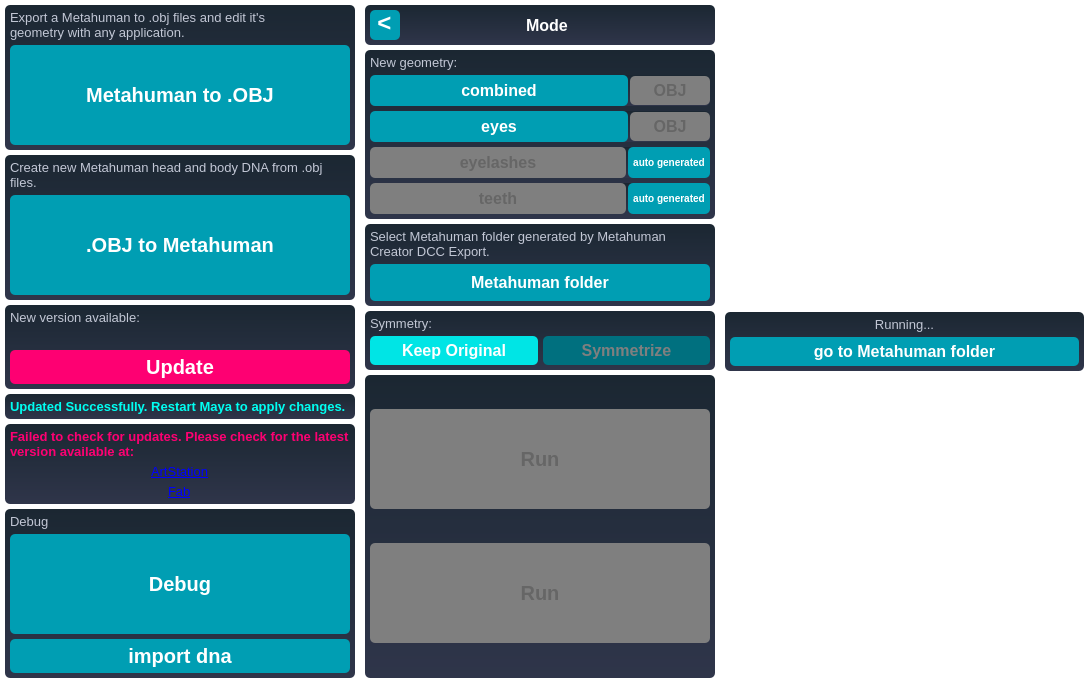
Qt form MetaHumanExtraTools/met_main_window.ui (virtual-pancakes/met) before a commit.
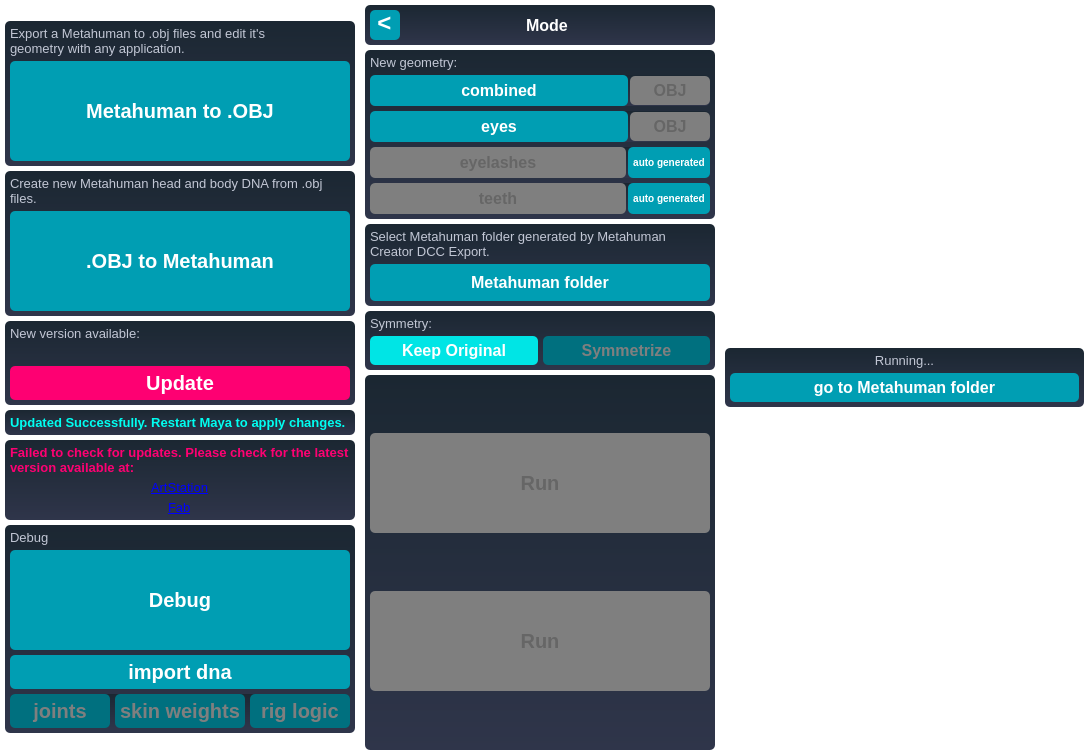
The same form after that commit. Icons and pictures are not drawn.

Commit message: 1.2 ready, fixed issue with finger joint orientations

Diff of the .ui file:
```diff
--- a/MetaHumanExtraTools/met_main_window.ui
+++ b/MetaHumanExtraTools/met_main_window.ui
@@ -7,7 +7,7 @@
     <x>0</x>
     <y>0</y>
     <width>1089</width>
-    <height>605</height>
+    <height>755</height>
    </rect>
   </property>
   <property name="sizePolicy">
@@ -976,6 +976,174 @@
             </property>
            </widget>
           </item>
+          <item>
+           <widget class="QFrame" name="frame_5">
+            <property name="frameShape">
+             <enum>QFrame::StyledPanel</enum>
+            </property>
+            <property name="frameShadow">
+             <enum>QFrame::Raised</enum>
+            </property>
+            <layout class="QHBoxLayout" name="horizontalLayout_8">
+             <property name="spacing">
+              <number>5</number>
+             </property>
+             <property name="leftMargin">
+              <number>0</number>
+             </property>
+             <property name="topMargin">
+              <number>0</number>
+             </property>
+             <property name="rightMargin">
+              <number>0</number>
+             </property>
+             <property name="bottomMargin">
+              <number>0</number>
+             </property>
+             <item>
+              <widget class="QPushButton" name="joints_button">
+               <property name="styleSheet">
+                <string notr="true">/*-----QPushButton-----*/
+QPushButton
+{
+	background-color: hsv(187, 100%, 50%);
+	color: hsv(0, 0, 50%);
+	font-weight: bold;
+	border: none;
+	border-radius: 5px;
+}
+QPushButton::hover
+{
+	background-color: qlineargradient(spread:pad, x1:1, y1:0, x2:0, y2:1, stop:0 hsv(187, 100%, 50%),stop:1 hsv(180, 100%, 70%));
+}
+QPushButton::pressed
+{
+	background-color: hsv(180, 100%, 100%);
+color: rgb(255, 255, 255);
+}
+
+QPushButton::checked
+{
+	color: rgb(255, 255, 255);
+	background-color: hsv(180, 100%, 90%);
+}
+QPushButton::checked::hover
+{
+	background-color: qlineargradient(spread:pad, x1:1, y1:0, x2:0, y2:1, stop:0 hsv(180, 100%, 90%),stop:1 hsv(180, 100%, 100%));
+}
+QPushButton::checked::pressed
+{
+	background-color: hsv(180, 100%, 100%);
+}</string>
+               </property>
+               <property name="text">
+                <string>joints</string>
+               </property>
+               <property name="checkable">
+                <bool>true</bool>
+               </property>
+               <property name="checked">
+                <bool>false</bool>
+               </property>
+              </widget>
+             </item>
+             <item>
+              <widget class="QPushButton" name="skinweights_button">
+               <property name="styleSheet">
+                <string notr="true">/*-----QPushButton-----*/
+QPushButton
+{
+	background-color: hsv(187, 100%, 50%);
+	color: hsv(0, 0, 50%);
+	font-weight: bold;
+	border: none;
+	border-radius: 5px;
+}
+QPushButton::hover
+{
+	background-color: qlineargradient(spread:pad, x1:1, y1:0, x2:0, y2:1, stop:0 hsv(187, 100%, 50%),stop:1 hsv(180, 100%, 70%));
+}
+QPushButton::pressed
+{
+	background-color: hsv(180, 100%, 100%);
+color: rgb(255, 255, 255);
+}
+
+QPushButton::checked
+{
+	color: rgb(255, 255, 255);
+	background-color: hsv(180, 100%, 90%);
+}
+QPushButton::checked::hover
+{
+	background-color: qlineargradient(spread:pad, x1:1, y1:0, x2:0, y2:1, stop:0 hsv(180, 100%, 90%),stop:1 hsv(180, 100%, 100%));
+}
+QPushButton::checked::pressed
+{
+	background-color: hsv(180, 100%, 100%);
+}</string>
+               </property>
+               <property name="text">
+                <string>skin weights</string>
+               </property>
+               <property name="checkable">
+                <bool>true</bool>
+               </property>
+               <property name="checked">
+                <bool>false</bool>
+               </property>
+              </widget>
+             </item>
+             <item>
+              <widget class="QPushButton" name="riglogic_button">
+               <property name="styleSheet">
+                <string notr="true">/*-----QPushButton-----*/
+QPushButton
+{
+	background-color: hsv(187, 100%, 50%);
+	color: hsv(0, 0, 50%);
+	font-weight: bold;
+	border: none;
+	border-radius: 5px;
+}
+QPushButton::hover
+{
+	background-color: qlineargradient(spread:pad, x1:1, y1:0, x2:0, y2:1, stop:0 hsv(187, 100%, 50%),stop:1 hsv(180, 100%, 70%));
+}
+QPushButton::pressed
+{
+	background-color: hsv(180, 100%, 100%);
+color: rgb(255, 255, 255);
+}
+
+QPushButton::checked
+{
+	color: rgb(255, 255, 255);
+	background-color: hsv(180, 100%, 90%);
+}
+QPushButton::checked::hover
+{
+	background-color: qlineargradient(spread:pad, x1:1, y1:0, x2:0, y2:1, stop:0 hsv(180, 100%, 90%),stop:1 hsv(180, 100%, 100%));
+}
+QPushButton::checked::pressed
+{
+	background-color: hsv(180, 100%, 100%);
+}</string>
+               </property>
+               <property name="text">
+                <string>rig logic</string>
+               </property>
+               <property name="checkable">
+                <bool>true</bool>
+               </property>
+               <property name="checked">
+                <bool>false</bool>
+               </property>
+              </widget>
+             </item>
+            </layout>
+           </widget>
+          </item>
          </layout>
         </widget>
        </item>
```
The commit also changes 5 other files.
